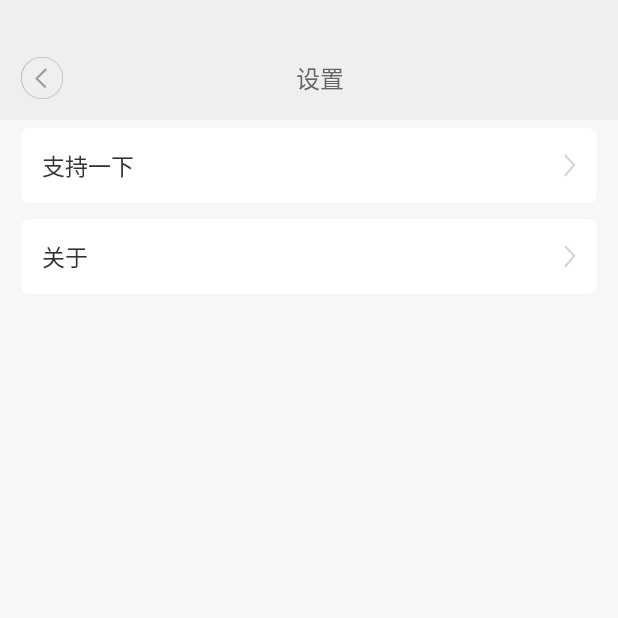
After one commit to AnluTong/NoteWidget, an Android app: the AboutActivity screen opened directly, with no data from a screen before it, on a phone screen of 412 x 824 dp, the top half of it. The commit adds this screen. Run offline under Robolectric (Android 15) with nearby library versions, the phone set to English and light mode, and no system bars.

Commit message:
add setting activity

```diff
--- a/app/src/main/AndroidManifest.xml
+++ b/app/src/main/AndroidManifest.xml
@@ -20,7 +20,11 @@
         <activity
             android:name=".ui.activity.DetailNoteActivity"
             android:screenOrientation="portrait"
-            android:windowSoftInputMode="adjustResize"/>
+            android:windowSoftInputMode="adjustResize" />
+
+        <activity
+            android:name=".ui.activity.AboutActivity"
+            android:screenOrientation="portrait" />
 
         <!-- 声明widget对应的AppWidgetProvider -->
         <receiver android:name=".ui.widget.DefaultWidgetProvider">
--- /dev/null
+++ b/app/src/main/java/me/andrew/notewidget/ui/activity/AboutActivity.kt
@@ -0,0 +1,50 @@
+package me.andrew.notewidget.ui.activity
+
+import android.view.View
+import android.widget.TextView
+import kotlinx.android.synthetic.main.activity_about.*
+import kotlinx.android.synthetic.main.view_nav_bar.*
+import me.andrew.notewidget.R
+
+/**
+ * Created by Andrew
+ * Date on 21-10-28.
+ */
+class AboutActivity : BaseActivity(), View.OnClickListener {
+
+    override fun layoutId() = R.layout.activity_about
+
+    private val aboutConfigs = mutableMapOf(
+        R.id.ic_about to R.string.about,
+        R.id.ic_support to R.string.support
+    )
+
+    override fun initView() {
+        iv_back.setOnClickListener {
+            onBackPressed()
+        }
+        tv_title.setText(R.string.setting)
+
+        ll_container.let {
+            for (i in 0 until it.childCount) {
+                val child = it.getChildAt(i)
+
+                aboutConfigs[child.id]?.let { configs ->
+                    child.findViewById<TextView>(R.id.tv_v_title).setText(configs)
+                    child.findViewById<View>(R.id.v_v_click).setOnClickListener {
+                        onClick(child)
+                    }
+                }
+            }
+        }
+    }
+
+    override fun onClick(v: View) {
+        when (v.id) {
+            R.id.ic_about -> {
+            }
+            R.id.ic_support -> {
+            }
+        }
+    }
+}
--- a/app/src/main/java/me/andrew/notewidget/ui/activity/HomeActivity.kt
+++ b/app/src/main/java/me/andrew/notewidget/ui/activity/HomeActivity.kt
@@ -46,6 +46,11 @@ class HomeActivity : BaseActivity(), OnItemChildClickListener, OnItemChildLongCl
         iv_back.setOnClickListener {
             onBackPressed()
         }
+        iv_option.visibility = View.VISIBLE
+        iv_option.setOnClickListener {
+            startActivity(Intent(this, AboutActivity::class.java))
+        }
+
         tv_title.setText(R.string.home_activity_title)
 
         rc_list.apply {
--- /dev/null
+++ b/app/src/main/res/drawable/selector_item_click.xml
@@ -0,0 +1,5 @@
+<?xml version="1.0" encoding="utf-8"?>
+<selector xmlns:android="http://schemas.android.com/apk/res/android">
+    <item android:state_pressed="true" android:drawable="@color/public_click_cover" />
+    <item android:drawable="@android:color/transparent" />
+</selector>
--- /dev/null
+++ b/app/src/main/res/drawable/vector_icon_arrow_right_d0d0d3.xml
@@ -0,0 +1,12 @@
+<vector xmlns:android="http://schemas.android.com/apk/res/android"
+    android:width="6dp"
+    android:height="11dp"
+    android:viewportWidth="13"
+    android:viewportHeight="22">
+  <path
+      android:pathData="M1,1l10,9.3875l-10,10.6125"
+      android:strokeWidth="2"
+      android:fillColor="#00000000"
+      android:strokeColor="#D0D0D3"
+      android:fillType="evenOdd"/>
+</vector>
--- /dev/null
+++ b/app/src/main/res/layout/activity_about.xml
@@ -0,0 +1,25 @@
+<?xml version="1.0" encoding="utf-8"?>
+<LinearLayout xmlns:android="http://schemas.android.com/apk/res/android"
+    android:layout_width="match_parent"
+    android:layout_height="match_parent"
+    android:background="@color/public_background"
+    android:gravity="center_horizontal"
+    android:orientation="vertical">
+
+    <include layout="@layout/view_nav_bar" />
+
+    <LinearLayout
+        android:id="@+id/ll_container"
+        android:layout_width="match_parent"
+        android:layout_height="wrap_content"
+        android:orientation="vertical">
+
+        <include
+            android:id="@+id/ic_support"
+            layout="@layout/view_list_item" />
+
+        <include
+            android:id="@+id/ic_about"
+            layout="@layout/view_list_item" />
+    </LinearLayout>
+</LinearLayout>
--- /dev/null
+++ b/app/src/main/res/layout/view_list_item.xml
@@ -0,0 +1,39 @@
+<?xml version="1.0" encoding="utf-8"?>
+<androidx.cardview.widget.CardView xmlns:android="http://schemas.android.com/apk/res/android"
+    xmlns:app="http://schemas.android.com/apk/res-auto"
+    android:layout_width="match_parent"
+    android:layout_height="50dp"
+    android:layout_marginLeft="14dp"
+    android:layout_marginTop="5dp"
+    android:layout_marginRight="14dp"
+    android:layout_marginBottom="5dp"
+    android:outlineAmbientShadowColor="@color/public_shadow"
+    android:outlineSpotShadowColor="@color/public_shadow"
+    app:cardBackgroundColor="@color/white"
+    app:cardCornerRadius="5dp"
+    app:cardElevation="5dp">
+
+    <View
+        android:id="@+id/v_v_click"
+        android:layout_width="match_parent"
+        android:layout_height="match_parent"
+        android:background="@drawable/selector_item_click" />
+
+    <TextView
+        android:id="@+id/tv_v_title"
+        android:layout_width="wrap_content"
+        android:layout_height="wrap_content"
+        android:layout_gravity="left|center_vertical"
+        android:layout_marginLeft="14dp"
+        android:textColor="@color/public_txt_title"
+        android:textSize="15sp" />
+
+    <ImageView
+        android:id="@+id/iv_v_next"
+        android:layout_width="8dp"
+        android:layout_height="15dp"
+        android:layout_gravity="right|center_vertical"
+        android:layout_marginRight="14dp"
+        android:src="@drawable/vector_icon_arrow_right_d0d0d3" />
+
+</androidx.cardview.widget.CardView>
--- a/app/src/main/res/values/colors.xml
+++ b/app/src/main/res/values/colors.xml
@@ -3,6 +3,7 @@
     <color name="public_nav_bg">#efeff0</color>
     <color name="public_txt_content">#666666</color>
     <color name="public_txt_title">#333333</color>
+    <color name="public_txt_desc">#999999</color>
     <color name="public_background">#F7F8FA</color>
     <color name="public_shadow">#E4E4E4</color>
     <color name="public_click_cover">#11000000</color>
--- a/app/src/main/res/values/strings.xml
+++ b/app/src/main/res/values/strings.xml
@@ -7,4 +7,7 @@
     <string name="main_activity_btn_title">确定</string>
     <string name="make_top">置顶</string>
     <string name="delete">删除</string>
+    <string name="about">关于</string>
+    <string name="support">支持一下</string>
+    <string name="setting">设置</string>
 </resources>
```
